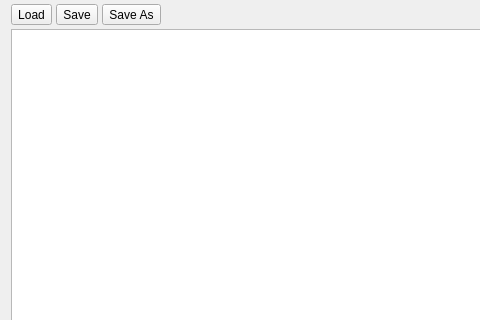
Above: assemblerwidget.ui from rjaremczak/mo65x before the change; both pictures show x 0 to 480 and y 0 to 320 of the 676 by 459 pixel window. Below: the same form after it.
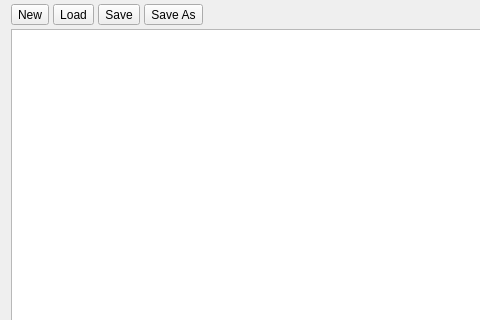
That is the form after the change.

Commit message: fixed fonts and ui problems

Patch:
```diff
--- a/assemblerwidget.ui
+++ b/assemblerwidget.ui
@@ -22,6 +22,13 @@
    </property>
    <item>
     <layout class="QHBoxLayout" name="horizontalLayout">
+     <item>
+      <widget class="QToolButton" name="newFile">
+       <property name="text">
+        <string>New</string>
+       </property>
+      </widget>
+     </item>
      <item>
       <widget class="QToolButton" name="loadFile">
        <property name="text">
```
The commit also changes 7 other files.
